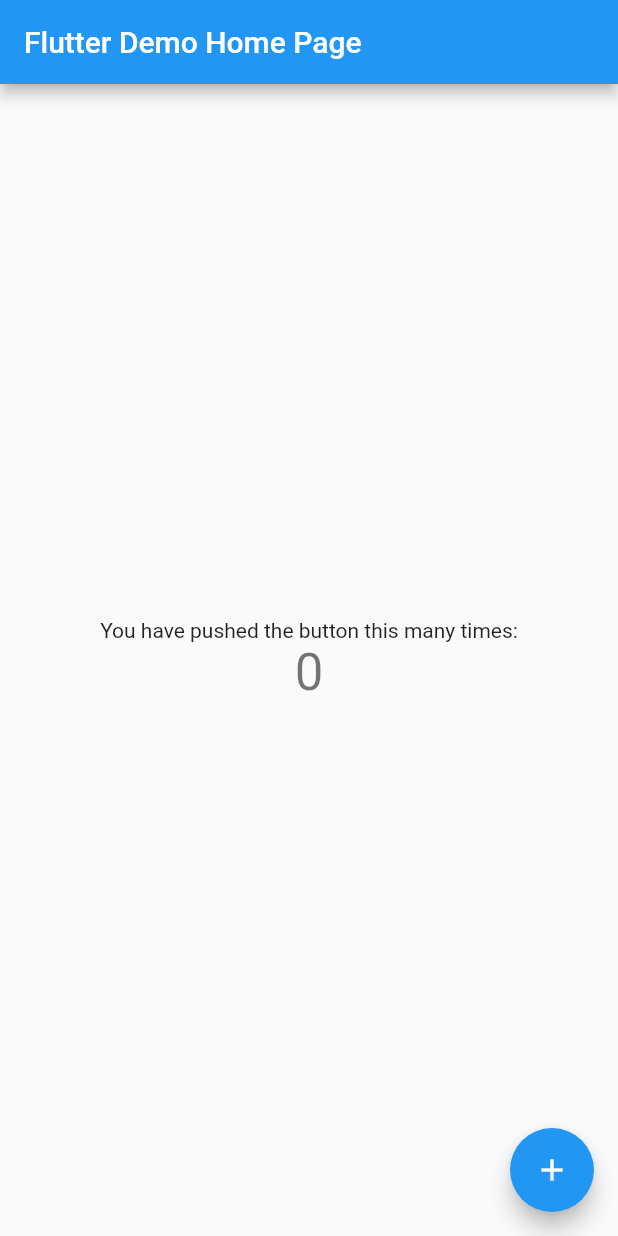
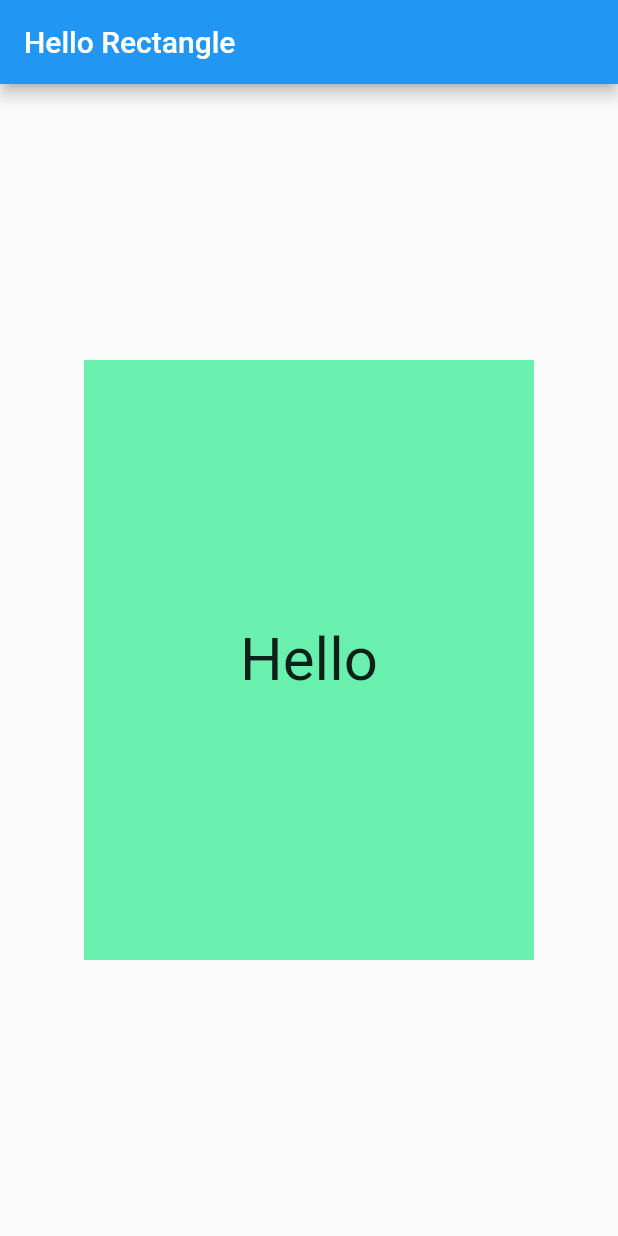
Before and after one commit to omhoumz/hello_rectangl, a Flutter app: the screen it shows after launch, on a phone screen of 412 x 824 dp. Run offline on Flutter 3.47's test engine with Material 2 defaults, Android fonts, the phone set to English and light mode, and no system bars.

Commit message:
add hello rectangle

```diff
--- a/lib/main.dart
+++ b/lib/main.dart
@@ -1,111 +1,78 @@
+// Copyright 2018 The Chromium Authors. All rights reserved.
+// Use of this source code is governed by a BSD-style license that can be
+// found in the LICENSE file.
+
 import 'package:flutter/material.dart';
 
-void main() => runApp(MyApp());
+import './settings.dart';
 
-class MyApp extends StatelessWidget {
-  // This widget is the root of your application.
+void main() {
+  runApp(
+    MaterialApp(
+      debugShowCheckedModeBanner: false,
+      title: appName,
+      home: Scaffold(
+        appBar: AppBar(
+          title: Text(appName),
+        ),
+        body: HelloRectangle(),
+      ),
+    ),
+  );
+}
+
+class HelloRectangle extends StatelessWidget {
   @override
   Widget build(BuildContext context) {
-    return MaterialApp(
-      title: 'Flutter Demo',
-      theme: ThemeData(
-        // This is the theme of your application.
-        //
-        // Try running your application with "flutter run". You'll see the
-        // application has a blue toolbar. Then, without quitting the app, try
-        // changing the primarySwatch below to Colors.green and then invoke
-        // "hot reload" (press "r" in the console where you ran "flutter run",
-        // or simply save your changes to "hot reload" in a Flutter IDE).
-        // Notice that the counter didn't reset back to zero; the application
-        // is not restarted.
-        primarySwatch: Colors.blue,
+    return Center(
+      child: Container(
+        color: Colors.greenAccent,
+        height: 400.0,
+        width: 300.0,
+        child: Center(
+          child: Text(
+            'Hello',
+            style: TextStyle(fontSize: 40.0),
+            textAlign: TextAlign.center,
+          ),
+        ),
       ),
-      home: MyHomePage(title: 'Flutter Demo Home Page'),
     );
   }
 }
 
-class MyHomePage extends StatefulWidget {
-  MyHomePage({Key key, this.title}) : super(key: key);
-
-  // This widget is the home page of your application. It is stateful, meaning
-  // that it has a State object (defined below) that contains fields that affect
-  // how it looks.
-
-  // This class is the configuration for the state. It holds the values (in this
-  // case the title) provided by the parent (in this case the App widget) and
-  // used by the build method of the State. Fields in a Widget subclass are
-  // always marked "final".
-
-  final String title;
-
-  @override
-  _MyHomePageState createState() => _MyHomePageState();
-}
-
-class _MyHomePageState extends State<MyHomePage> {
-  int _counter = 0;
-
-  void _incrementCounter() {
-    setState(() {
-      // This call to setState tells the Flutter framework that something has
-      // changed in this State, which causes it to rerun the build method below
-      // so that the display can reflect the updated values. If we changed
-      // _counter without calling setState(), then the build method would not be
-      // called again, and so nothing would appear to happen.
-      _counter++;
-    });
-  }
-
+class CustomListTile extends StatelessWidget {
   @override
   Widget build(BuildContext context) {
-    // This method is rerun every time setState is called, for instance as done
-    // by the _incrementCounter method above.
-    //
-    // The Flutter framework has been optimized to make rerunning build methods
-    // fast, so that you can just rebuild anything that needs updating rather
-    // than having to individually change instances of widgets.
-    return Scaffold(
-      appBar: AppBar(
-        // Here we take the value from the MyHomePage object that was created by
-        // the App.build method, and use it to set our appbar title.
-        title: Text(widget.title),
-      ),
-      body: Center(
-        // Center is a layout widget. It takes a single child and positions it
-        // in the middle of the parent.
-        child: Column(
-          // Column is also layout widget. It takes a list of children and
-          // arranges them vertically. By default, it sizes itself to fit its
-          // children horizontally, and tries to be as tall as its parent.
-          //
-          // Invoke "debug painting" (press "p" in the console, choose the
-          // "Toggle Debug Paint" action from the Flutter Inspector in Android
-          // Studio, or the "Toggle Debug Paint" command in Visual Studio Code)
-          // to see the wireframe for each widget.
-          //
-          // Column has various properties to control how it sizes itself and
-          // how it positions its children. Here we use mainAxisAlignment to
-          // center the children vertically; the main axis here is the vertical
-          // axis because Columns are vertical (the cross axis would be
-          // horizontal).
-          mainAxisAlignment: MainAxisAlignment.center,
-          children: <Widget>[
-            Text(
-              'You have pushed the button this many times:',
+    double _rowHeight = 34;
+    BorderRadius _borderRaduis = BorderRadius.all(Radius.elliptical(4, 4));
+
+    return Material(
+      color: Colors.transparent,
+      child: Container(
+        height: _rowHeight,
+        child: InkWell(
+          borderRadius: _borderRaduis,
+          onTap: () {
+            print('I (the List Item) was tapped!');
+          },
+          child: Padding(
+            padding: EdgeInsets.all(16.0),
+            child: Row(
+              crossAxisAlignment: CrossAxisAlignment.stretch,
+              children: <Widget>[
+                Padding(
+                  padding: const EdgeInsets.all(28.0),
+                  child: Icon(Icons.cake, size: 60.0),
+                ),
+                Expanded(
+                  child: Text('name'),
+                ),
+              ],
             ),
-            Text(
-              '$_counter',
-              style: Theme.of(context).textTheme.display1,
-            ),
-          ],
+          ),
         ),
       ),
-      floatingActionButton: FloatingActionButton(
-        onPressed: _incrementCounter,
-        tooltip: 'Increment',
-        child: Icon(Icons.add),
-      ), // This trailing comma makes auto-formatting nicer for build methods.
     );
   }
 }
```
